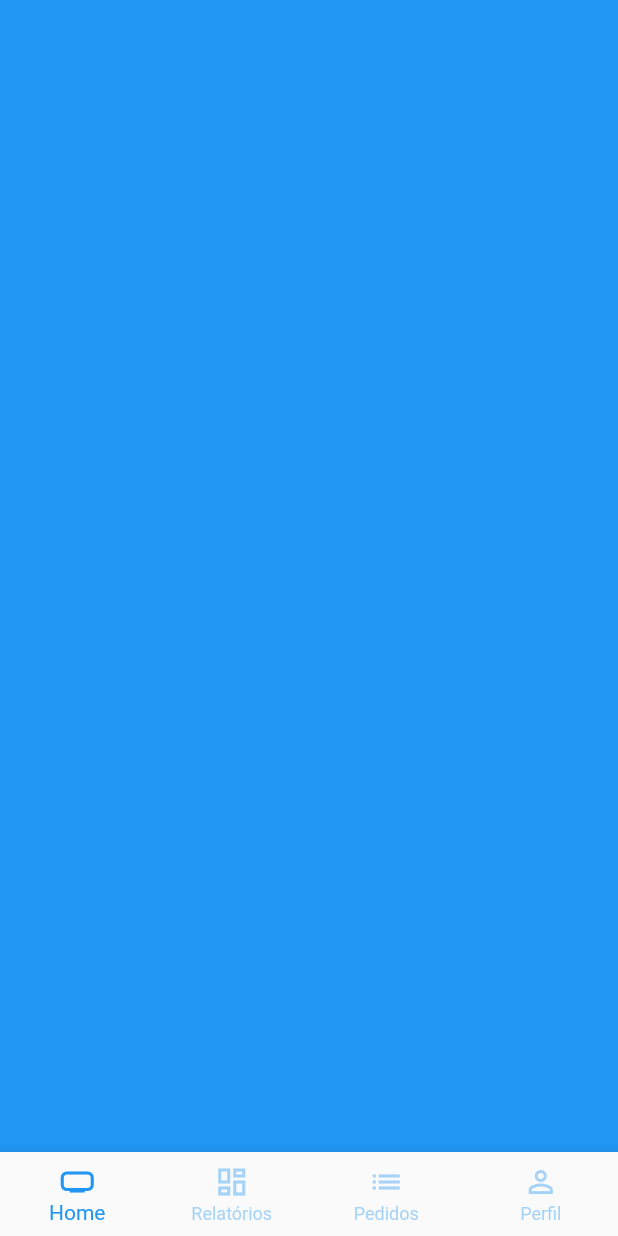
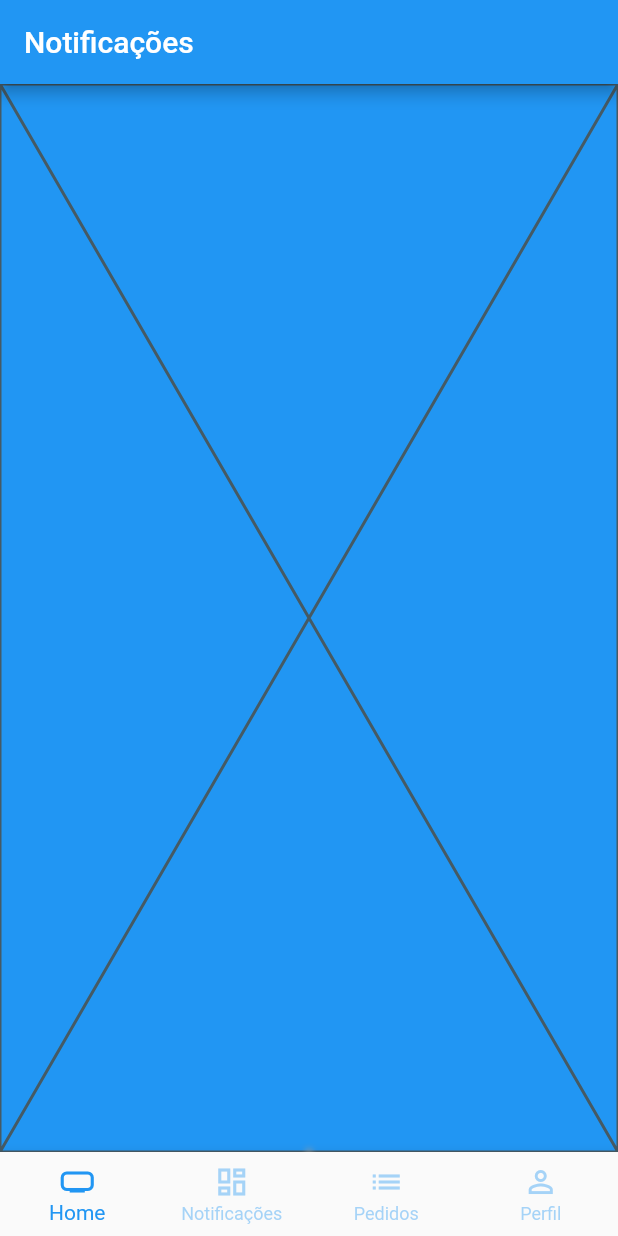
Before and after one commit to XandRules/EasyJobFlutter, a Flutter app: the BaseScreen screen opened directly, swiped to page 2, on a phone screen of 412 x 824 dp. Run offline on Flutter 3.47's test engine with Material 2 defaults, Android fonts, the light colour scheme and no system bars; our stand-ins replace animated_text_kit, badges, mask_text_input_formatter.

Commit message:
Criado tela para exibir as notificacoes

```diff
--- a/lib/src/pages/base/base_screen.dart
+++ b/lib/src/pages/base/base_screen.dart
@@ -1,4 +1,5 @@
 import 'package:flutter/material.dart';
+import 'package:greengrocer/src/pages/notificacao/notificacao_tab.dart';
 
 import '../home/home_tab.dart';
 
@@ -23,7 +24,7 @@ class _BaseScreenState extends State<BaseScreen> {
         physics: const NeverScrollableScrollPhysics(),
         children: [
           const HomeTab(),
-          Container(color: Colors.blue,),
+          const NotificacaoTab(),
           Container(color: Colors.green,),
           Container(color: Colors.red,),
         ],
@@ -45,7 +46,7 @@ class _BaseScreenState extends State<BaseScreen> {
           ),
           BottomNavigationBarItem(
               icon: Icon(Icons.dashboard_outlined),
-              label: 'Relatórios'
+              label: 'Notificações'
           ),
           BottomNavigationBarItem(
               icon: Icon(Icons.list),
--- /dev/null
+++ b/lib/src/pages/notificacao/notificacao_tab.dart
@@ -0,0 +1,42 @@
+import 'package:flutter/material.dart';
+
+class NotificacaoTab extends StatelessWidget {
+  const NotificacaoTab({Key? key}) : super(key: key);
+
+  @override
+  Widget build(BuildContext context) {
+    return Scaffold(
+      appBar: AppBar(
+
+        title: const Text('Notificações'),
+      ),
+      body: Column(
+        children: [
+          const Expanded(
+            child: Placeholder(),
+          ),
+          Container(
+            child: Column(
+              children: [
+                // Mensagem
+
+                // Botao de confirmacao
+              ],
+            ),
+            decoration: BoxDecoration(
+              color: Colors.white,
+              borderRadius: BorderRadius.vertical(top: Radius.circular(30),),
+              boxShadow: [
+                BoxShadow(
+                  color: Colors.grey,
+                  blurRadius: 3,
+                  spreadRadius: 2,
+                ),
+              ]
+            ),
+          ),
+        ],
+      ),
+    );
+  }
+}
```
Also changed, not shown: lib/src/pages/common_widgets/quantity_widget.dart (+23 -9 lines), lib/src/pages/freelancer/freelancer_screen.dart (+29 -7 lines).
